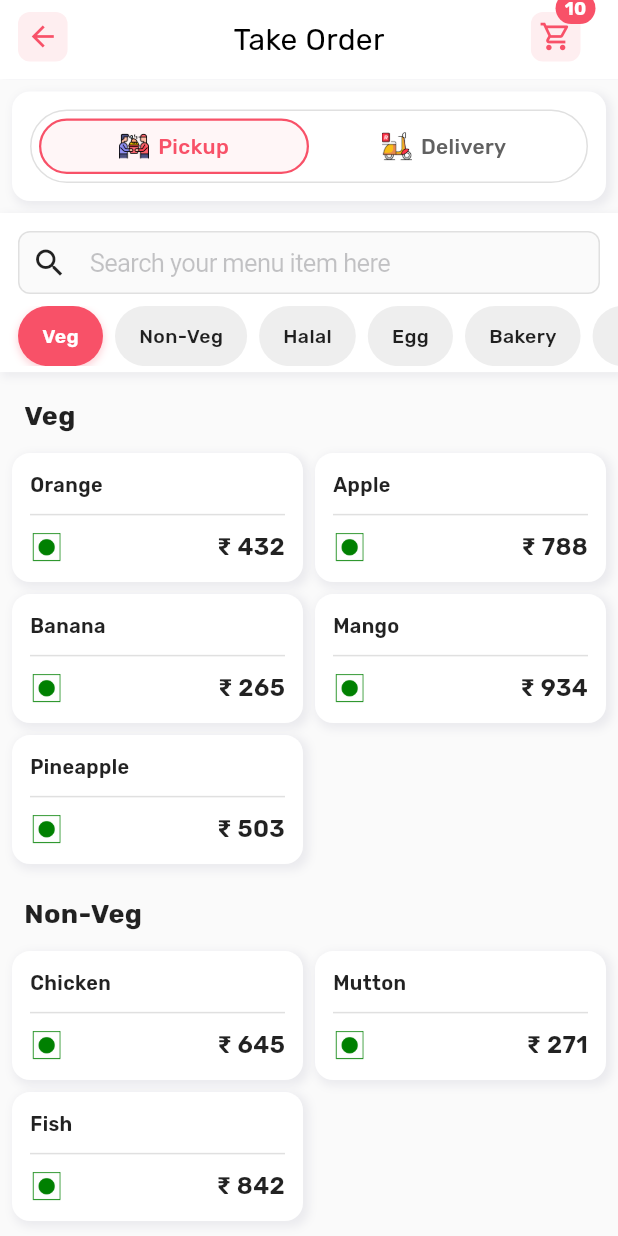
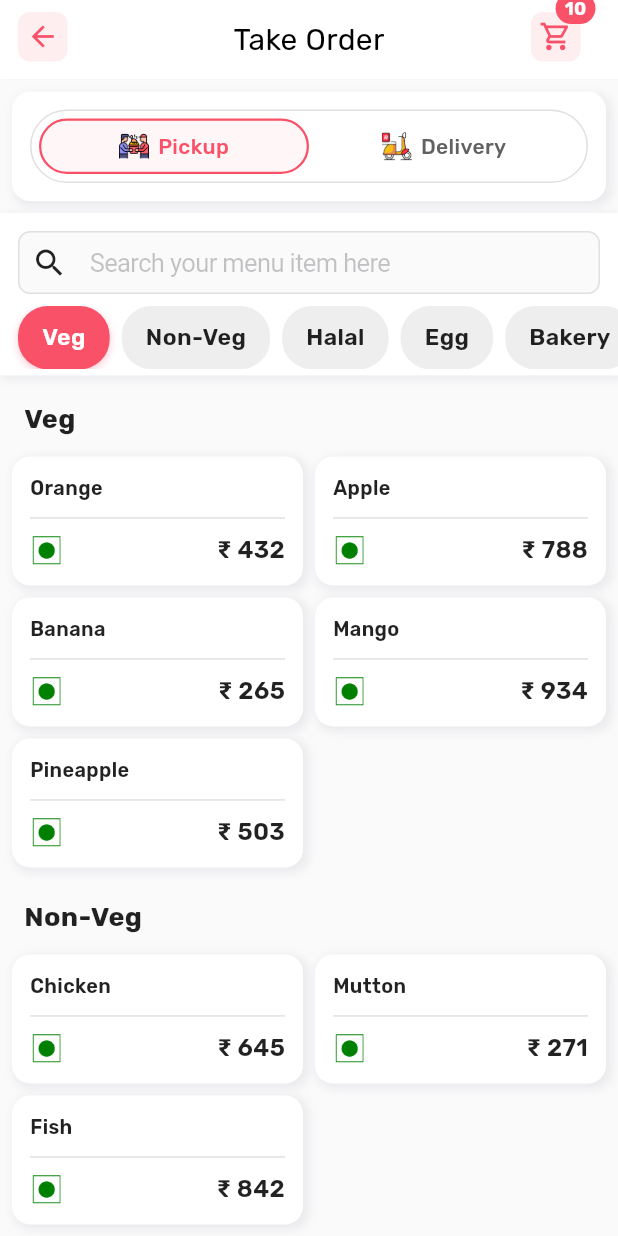
Before and after one commit to BhargavFalcon/sunmi_manager, a Flutter app: the TakeOrderView screen opened by its route, on a phone screen of 412 x 824 dp. Run offline on Flutter 3.47's test engine with Material 3 defaults, Android fonts, the phone set to English and light mode, and no system bars; our stand-ins replace cached_network_image, fl_chart, get, google_fonts; missing offline and left inert: custom_date_range_picker.

```diff
--- a/lib/app/modules/take_order_screen/views/take_order_view.dart
+++ b/lib/app/modules/take_order_screen/views/take_order_view.dart
@@ -296,7 +296,7 @@ class TakeOrderView extends GetWidget<TakeOrderController> {
           ),
           // Category List
           Container(
-            height: MySize.getHeight(40),
+            height: MySize.getHeight(42),
             padding: const EdgeInsets.only(bottom: 4),
             child: Obx(() {
               final filteredItems = controller.filteredGroupedItems;
@@ -356,10 +356,9 @@ class TakeOrderView extends GetWidget<TakeOrderController> {
                               color:
                               isSelected ? Colors.white : Colors.black87,
                               fontWeight:
-                              isSelected
-                                  ? FontWeight.w600
-                                  : FontWeight.w500,
-                              fontSize: 13,
+
+                                   FontWeight.w600,
+                              fontSize: MySize.getHeight(14),
                             ),
                           ),
                         ),
```
